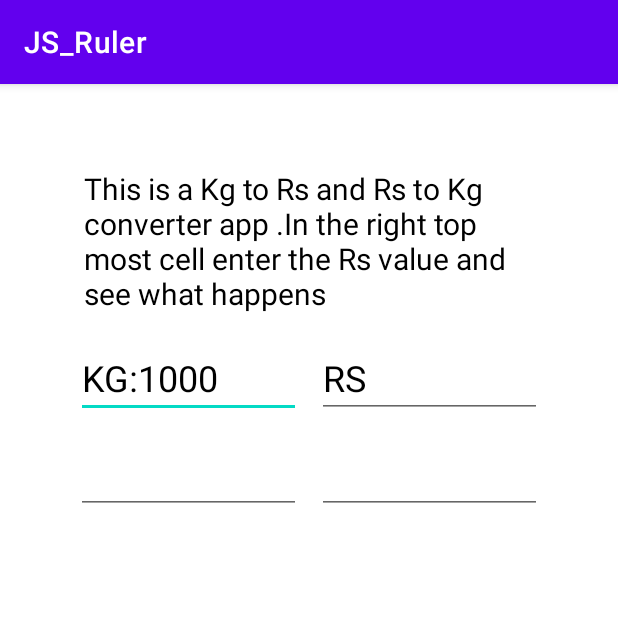
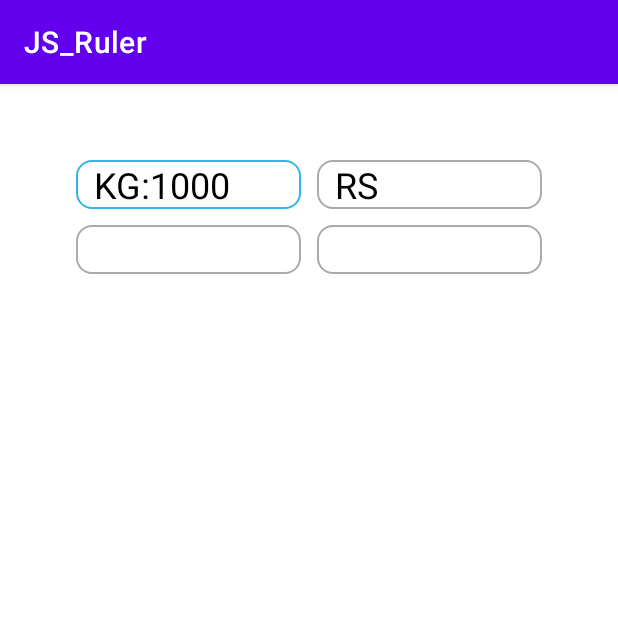
Before and after one commit to Pramod-Pasala/JS_Ruler, an Android app: the screen it shows after launch (MainActivity), on a phone screen of 412 x 824 dp, the top half of it. Run offline under Robolectric (Android 15) with nearby library versions, the light colour scheme and no system bars; libraries missing offline, so code that uses them is left out: com.chaquo.python; 4 statements that could not run were skipped.

Commit message:
final V.1.0

```diff
--- a/app/src/main/java/js/ruler/SyncEditText.java
+++ /dev/null
@@ -1,69 +0,0 @@
-package js.ruler;
-
-
-import android.content.Context;
-import android.text.Editable;
-import android.text.InputType;
-import android.text.TextWatcher;
-import android.util.AttributeSet;
-import android.util.Log;
-
-import androidx.appcompat.widget.AppCompatEditText;
-
-public class SyncEditText extends AppCompatEditText implements TextWatcher {
-    private SyncEditText[] mDependencies;
-    private boolean shouldSync = true;
-
-    public SyncEditText(Context context) {
-        super(context);
-    }
-
-    public SyncEditText(Context context, AttributeSet attrs) {
-        super(context, attrs);
-    }
-
-    public SyncEditText(Context context, AttributeSet attrs, int defStyleAttr) {
-        super(context, attrs, defStyleAttr);
-
-        // This is to avoid text changed event is called multiple time per character because auto suggestion
-        setInputType(InputType.TYPE_TEXT_FLAG_NO_SUGGESTIONS);
-
-        addTextChangedListener(this);
-    }
-
-    public void setDependencies(SyncEditText... dependencies) {
-        mDependencies = dependencies;
-    }
-
-    public void setText(CharSequence text, boolean syncDependencies) {
-        shouldSync = syncDependencies;
-        setText(text);
-
-        Log.d("Log", "Text sync: " + text);
-    }
-
-    @Override
-    public void beforeTextChanged(CharSequence charSequence, int i, int i1, int i2) { }
-
-    @Override
-    public void afterTextChanged(Editable editable) { }
-
-    @Override
-    public void onTextChanged(CharSequence charSequence, int i, int i1, int i2) {
-        if (mDependencies == null)
-            return;
-
-        if (!shouldSync) {
-            // If this text is sync from other SyncEditText, ignore the change
-            shouldSync = true;
-            return;
-        }
-
-        Log.d("Log", "Text input: " + charSequence);
-
-        // Sync to all dependencies
-        for (SyncEditText syncEditText : mDependencies) {
-            syncEditText.setText(charSequence, false);
-        }
-    }
-}
--- /dev/null
+++ b/app/src/main/res/drawable/design.xml
@@ -0,0 +1,19 @@
+<?xml version="1.0" encoding="utf-8"?>
+<selector  xmlns:android="http://schemas.android.com/apk/res/android">
+    <item android:state_enabled="true" android:state_focused="true">
+        <shape android:shape="rectangle">
+            <corners android:radius="10dp"/>
+            <solid android:color="@android:color/white"/>
+            <stroke android:color="@android:color/holo_blue_light" android:width="1dp"/>
+        </shape>
+    </item>
+
+    <item android:state_enabled="true">
+        <shape android:shape="rectangle">
+            <corners android:radius="10dp"/>
+            <solid android:color="@android:color/white"/>
+            <stroke android:color="@android:color/darker_gray" android:width="1dp"/>
+        </shape>
+    </item>
+
+</selector>
--- a/app/src/main/res/layout/activity_main.xml
+++ b/app/src/main/res/layout/activity_main.xml
@@ -21,14 +21,7 @@
             android:layout_margin="25dp"
             android:orientation="vertical"
             android:padding="20dp">
-            <TextView
-                android:layout_width="match_parent"
-                android:layout_height="wrap_content"
-                android:textSize="20dp"
-                android:textColor="@color/black"
-                android:layout_margin="5dp"
-                android:padding="5dp"
-                android:text="@string/head"/>
+
             <LinearLayout
                 android:layout_width="wrap_content"
                 android:layout_height="wrap_content"
@@ -46,6 +39,9 @@
                     android:inputType="number"
                     android:textColorHint="@android:color/black"
                     android:textSize="24dp"
+                    android:background="@drawable/design"
+                    android:paddingStart="12dp"
+                    android:paddingEnd="12dp"
                      />
 
                 <EditText
@@ -58,7 +54,10 @@
                     android:hint="RS"
                     android:inputType="number"
                     android:textColorHint="@android:color/black"
-                    android:textSize="24dp" />
+                    android:textSize="24dp"
+                    android:background="@drawable/design"
+                    android:paddingStart="12dp"
+                    android:paddingEnd="12dp"/>
 
 
             </LinearLayout>
@@ -69,30 +68,31 @@
                 android:orientation="horizontal"
                 android:weightSum="2">
 
-                <js.ruler.SyncEditText
+                <EditText
                     android:id="@+id/m_kg"
                     android:layout_width="0dp"
                     android:layout_height="wrap_content"
                     android:layout_margin="5dp"
                     android:layout_weight="1"
                     android:ems="10"
+                    android:paddingStart="12dp"
+                    android:paddingEnd="12dp"
+                    android:inputType="number"
+                    android:textSize="24sp"
+                    android:background="@drawable/design"/>
 
-                    android:inputType="number"
-                    android:textSize="24sp" />
-
-                <js.ruler.SyncEditText
+                <EditText
                     android:id="@+id/m_cost"
                     android:layout_width="0dp"
                     android:layout_height="wrap_content"
                     android:layout_margin="5dp"
                     android:layout_weight="1"
                     android:ems="10"
-
-
                     android:inputType="number"
-                    android:selectAllOnFocus="false"
-                    android:shadowColor="#B5B0B0"
-                    android:textSize="24sp" />
+                    android:background="@drawable/design"
+                    android:textSize="24sp"
+                    android:paddingStart="12dp"
+                    android:paddingEnd="12dp"/>
 
 
             </LinearLayout>
--- a/build.gradle
+++ b/build.gradle
@@ -3,10 +3,11 @@ buildscript {
     repositories {
         google()
         mavenCentral()
+        maven { url "https://chaquo.com/maven" }
     }
     dependencies {
         classpath "com.android.tools.build:gradle:4.2.1"
-
+        classpath "com.chaquo.python:gradle:9.1.0"
         // NOTE: Do not place your application dependencies here; they belong
         // in the individual module build.gradle files
     }
```
Also changed, not shown: app/build.gradle (+12 -0 lines), app/src/main/java/js/ruler/MainActivity.java (+59 -57 lines), 2 other files.
